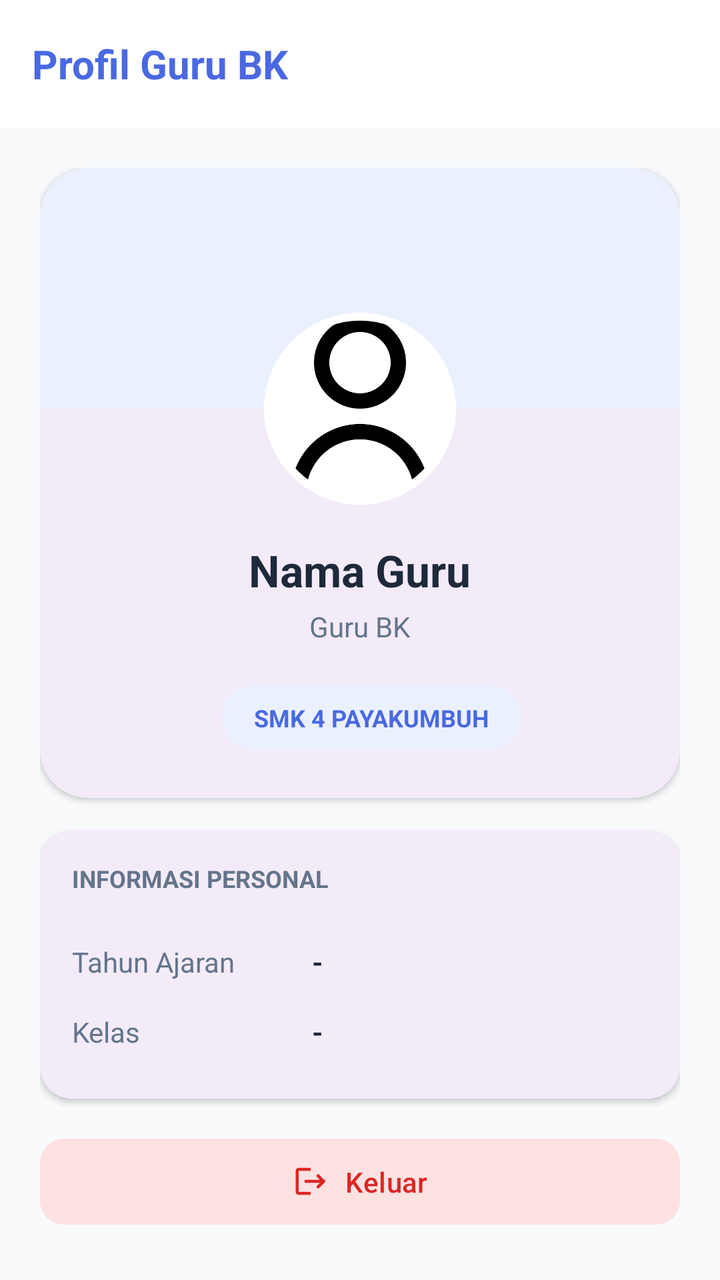
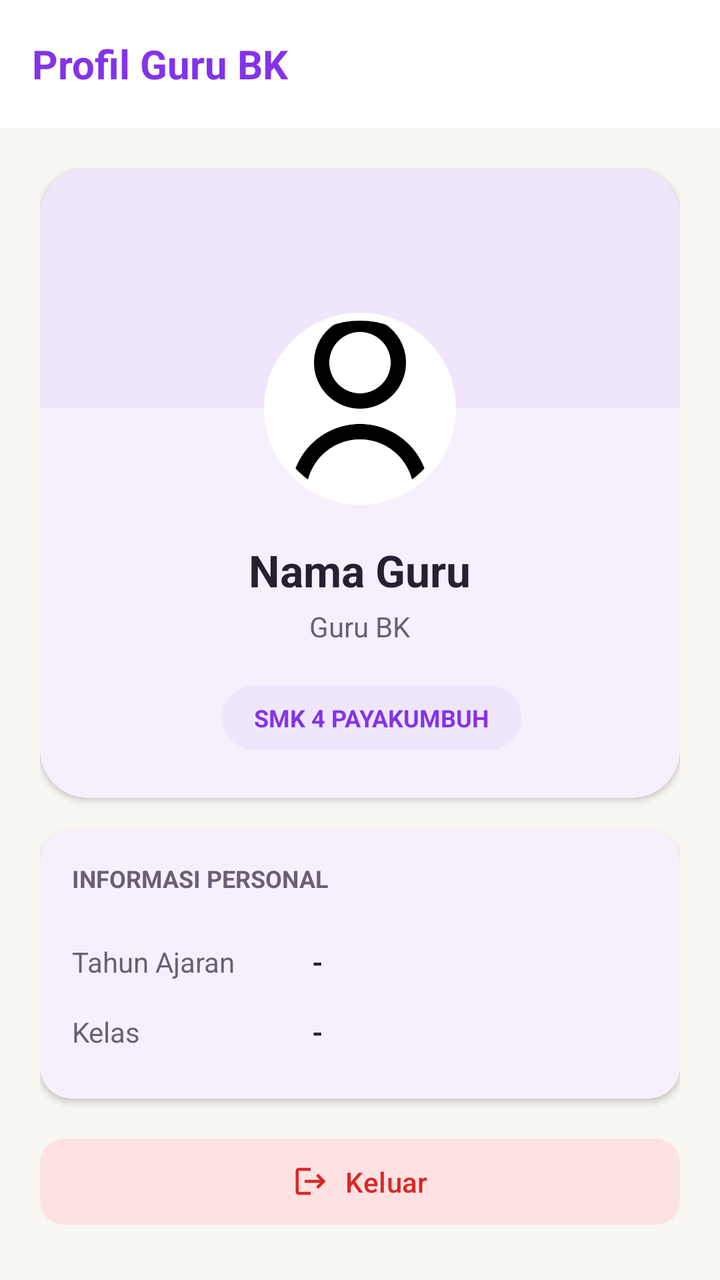

An Android layout rendered at two revisions. The XML below is the earlier revision; the diff shows what the commit changed to produce the second picture.
<!-- AndroidManifest.xml: application theme Theme.BkNova -->
<!-- res/layout/fragment_profil_bk.xml -->
<?xml version="1.0" encoding="utf-8"?>
<androidx.coordinatorlayout.widget.CoordinatorLayout xmlns:android="http://schemas.android.com/apk/res/android"
    xmlns:app="http://schemas.android.com/apk/res-auto"
    xmlns:tools="http://schemas.android.com/tools"
    android:layout_width="match_parent"
    android:layout_height="match_parent"
    android:background="@color/background_gray"
    tools:context=".fragment.profilBkFragment"
    tools:ignore="Overdraw">

    <com.google.android.material.appbar.AppBarLayout
        android:layout_width="match_parent"
        android:layout_height="wrap_content"
        android:background="@color/white"
        app:elevation="0dp">

        <com.google.android.material.appbar.MaterialToolbar
            android:id="@+id/toolbar"
            android:layout_width="match_parent"
            android:layout_height="?attr/actionBarSize"
            app:title="Profil Guru BK"
            app:titleTextAppearance="@style/ToolbarTitleBold"
            app:titleTextColor="@color/blue_primary"
            app:titleCentered="false" />
    </com.google.android.material.appbar.AppBarLayout>

    <androidx.core.widget.NestedScrollView
        android:layout_width="match_parent"
        android:layout_height="match_parent"
        android:clipToPadding="false"
        android:paddingBottom="80dp"
        app:layout_behavior="@string/appbar_scrolling_view_behavior">

        <LinearLayout
            android:layout_width="match_parent"
            android:layout_height="wrap_content"
            android:orientation="vertical"
            android:padding="20dp">

            
            <com.google.android.material.card.MaterialCardView
                android:layout_width="match_parent"
                android:layout_height="wrap_content"
                android:layout_marginBottom="16dp"
                app:cardCornerRadius="24dp"
                app:cardElevation="2dp"
                app:strokeWidth="0dp">

                <LinearLayout
                    android:layout_width="match_parent"
                    android:layout_height="wrap_content"
                    android:orientation="vertical"
                    android:gravity="center_horizontal"
                    android:paddingBottom="24dp">

                    <View
                        android:layout_width="match_parent"
                        android:layout_height="120dp"
                        android:background="@color/blue_light" />

                    <com.google.android.material.imageview.ShapeableImageView
                        android:layout_width="100dp"
                        android:layout_height="100dp"
                        android:layout_marginTop="-50dp"
                        android:padding="4dp"
                        android:background="@color/white"
                        app:shapeAppearanceOverlay="@style/ShapeAppearance.Circle"
                        android:src="@drawable/person_icon"
                        android:scaleType="centerCrop"
                        app:strokeColor="@color/white"
                        app:strokeWidth="4dp" />

                    <TextView
                        android:id="@+id/tv_name_profil"
                        android:layout_width="wrap_content"
                        android:layout_height="wrap_content"
                        android:layout_marginTop="16dp"
                        android:text="Nama Guru"
                        android:textColor="@color/text_color_primary"
                        android:textSize="22sp"
                        android:textStyle="bold" />

                    <TextView
                        android:id="@+id/tv_role_profil"
                        android:layout_width="wrap_content"
                        android:layout_height="wrap_content"
                        android:layout_marginTop="4dp"
                        android:text="Guru BK"
                        android:textColor="@color/text_color_secondary"
                        android:textSize="14sp" />

                    <LinearLayout
                        android:layout_width="wrap_content"
                        android:layout_height="wrap_content"
                        android:orientation="horizontal"
                        android:layout_marginTop="20dp">


                        <TextView
                            android:id="@+id/tv_badge_school"
                            android:layout_width="wrap_content"
                            android:layout_height="wrap_content"
                            android:layout_marginStart="12dp"
                            android:background="@drawable/bg_badge_blue"
                            android:paddingHorizontal="16dp"
                            android:paddingVertical="8dp"
                            android:text="@string/ex_school"
                            android:textColor="@color/blue_primary"
                            android:textSize="12sp"
                            android:textStyle="bold" />
                    </LinearLayout>
                </LinearLayout>
            </com.google.android.material.card.MaterialCardView>

            
            <com.google.android.material.card.MaterialCardView
                android:layout_width="match_parent"
                android:layout_height="wrap_content"
                android:layout_marginBottom="16dp"
                app:cardCornerRadius="16dp"
                app:cardElevation="2dp"
                app:strokeWidth="0dp">

                <LinearLayout
                    android:layout_width="match_parent"
                    android:layout_height="wrap_content"
                    android:orientation="vertical"
                    android:padding="16dp">

                    <TextView
                        android:layout_width="wrap_content"
                        android:layout_height="wrap_content"
                        android:layout_marginBottom="16dp"
                        android:text="INFORMASI PERSONAL"
                        android:textColor="@color/text_color_secondary"
                        android:textSize="12sp"
                        android:textStyle="bold" />

                    
                    <LinearLayout
                        android:layout_width="match_parent"
                        android:layout_height="wrap_content"
                        android:orientation="horizontal"
                        android:paddingVertical="8dp">

                        <TextView
                            android:layout_width="120dp"
                            android:layout_height="wrap_content"
                            android:text="Tahun Ajaran"
                            android:textColor="@color/text_color_secondary"
                            android:textSize="14sp" />

                        <TextView
                            android:id="@+id/tv_tahun_ajaran"
                            android:layout_width="match_parent"
                            android:layout_height="wrap_content"
                            android:text="-"
                            android:textColor="@color/text_color_primary"
                            android:textSize="14sp"
                            android:textStyle="bold" />
                    </LinearLayout>

                    
                    <LinearLayout
                        android:layout_width="match_parent"
                        android:layout_height="wrap_content"
                        android:orientation="horizontal"
                        android:paddingVertical="8dp">

                        <TextView
                            android:layout_width="120dp"
                            android:layout_height="wrap_content"
                            android:text="Kelas "
                            android:textColor="@color/text_color_secondary"
                            android:textSize="14sp" />

                        <TextView
                            android:id="@+id/tv_kelas_diampu"
                            android:layout_width="match_parent"
                            android:layout_height="wrap_content"
                            android:text="-"
                            android:textColor="@color/text_color_primary"
                            android:textSize="14sp"
                            android:textStyle="bold" />
                    </LinearLayout>

                </LinearLayout>
            </com.google.android.material.card.MaterialCardView>

            
            <com.google.android.material.button.MaterialButton
                android:id="@+id/btn_logout"
                android:layout_width="match_parent"
                android:layout_height="wrap_content"
                android:text="@string/logout"
                android:textAllCaps="false"
                android:textColor="@color/red_text"
                app:backgroundTint="@color/red_light"
                app:cornerRadius="12dp"
                app:icon="@drawable/ic_logout"
                app:iconGravity="textStart"
                app:iconTint="@color/red_text"
                android:paddingVertical="12dp" />

        </LinearLayout>
    </androidx.core.widget.NestedScrollView>

</androidx.coordinatorlayout.widget.CoordinatorLayout>
<!-- resources referenced by this layout -->
<resources>
  <color name="background_gray">#F8FAFC</color>
  <color name="blue_light">#EBF0FF</color>
  <color name="blue_primary">#4A69E2</color>
  <color name="red_light">#FEE2E2</color>
  <color name="red_text">#DC2626</color>
  <color name="text_color_primary">#1E293B</color>
  <color name="text_color_secondary">#64748B</color>
  <color name="white">#FFFFFFFF</color>
  <!-- drawable bg_badge_blue (drawable) -->
  <?xml version="1.0" encoding="utf-8"?>
  <shape xmlns:android="http://schemas.android.com/apk/res/android">
      <solid android:color="#EBF0FF" />
      <corners android:radius="16dp" />
  </shape>
  <!-- drawable ic_logout (drawable) -->
  <vector xmlns:android="http://schemas.android.com/apk/res/android"
      android:width="24dp"
      android:height="24dp"
      android:viewportWidth="24"
      android:viewportHeight="24">
      <path
          android:fillColor="#000000"
          android:pathData="M17,7l-1.41,1.41L18.17,11H8v2h10.17l-2.58,2.58L17,17l5,-5zM4,5h8V3H4C2.9,3 2,3.9 2,5v14c0,1.1 0.9,2 2,2h8v-2H4V5z"/>
  </vector>
  <!-- drawable person_icon: png bitmap (drawable, 11531 bytes) -->
  <string name="ex_school">SMK 4 PAYAKUMBUH</string>
  <string name="logout">Keluar</string>
  <style name="ShapeAppearance.Circle" parent="">
          <item name="cornerFamily">rounded</item>
          <item name="cornerSize">50%</item>
      </style>
  <style name="ToolbarTitleBold" parent="TextAppearance.Material3.TitleLarge">
          <item name="android:textStyle">bold</item>
          <item name="android:textSize">20sp</item> 
      </style>
  <style name="Theme.BkNova" parent="Base.Theme.BkNova" />
  <style name="Base.Theme.BkNova" parent="Theme.Material3.Light.NoActionBar">
          
          
          <item name="android:windowBackground">@color/white</item>
      </style>
</resources>

<!-- the commit's change to res/layout/fragment_profil_bk.xml (unified diff, before → after) -->
@@ -4,7 +4,7 @@
     xmlns:tools="http://schemas.android.com/tools"
     android:layout_width="match_parent"
     android:layout_height="match_parent"
-    android:background="@color/background_gray"
+    android:background="@color/background_cream"
     tools:context=".fragment.profilBkFragment"
     tools:ignore="Overdraw">
 
@@ -20,7 +20,7 @@
             android:layout_height="?attr/actionBarSize"
             app:title="Profil Guru BK"
             app:titleTextAppearance="@style/ToolbarTitleBold"
-            app:titleTextColor="@color/blue_primary"
+            app:titleTextColor="@color/brand_primary"
             app:titleCentered="false" />
     </com.google.android.material.appbar.AppBarLayout>
 
@@ -56,7 +56,7 @@
                     <View
                         android:layout_width="match_parent"
                         android:layout_height="120dp"
-                        android:background="@color/blue_light" />
+                        android:background="@color/brand_soft" />
 
                     <com.google.android.material.imageview.ShapeableImageView
                         android:layout_width="100dp"
@@ -101,11 +101,11 @@
                             android:layout_width="wrap_content"
                             android:layout_height="wrap_content"
                             android:layout_marginStart="12dp"
-                            android:background="@drawable/bg_badge_blue"
+                            android:background="@drawable/bg_badge_brand"
                             android:paddingHorizontal="16dp"
                             android:paddingVertical="8dp"
                             android:text="@string/ex_school"
-                            android:textColor="@color/blue_primary"
+                            android:textColor="@color/brand_primary"
                             android:textSize="12sp"
                             android:textStyle="bold" />
                     </LinearLayout>
<!-- resource entries referenced after the edit -->
@@ -1,17 +1,17 @@
 <!-- resources referenced by this layout -->
 <resources>
-  <color name="background_gray">#F8FAFC</color>
-  <color name="blue_light">#EBF0FF</color>
-  <color name="blue_primary">#4A69E2</color>
+  <color name="background_cream">#F8F7F2</color>
+  <color name="brand_primary">#8333EA</color>
+  <color name="brand_soft">#F0E6FC</color>
   <color name="red_light">#FEE2E2</color>
   <color name="red_text">#DC2626</color>
-  <color name="text_color_primary">#1E293B</color>
-  <color name="text_color_secondary">#64748B</color>
+  <color name="text_color_primary">#2A1E33</color>
+  <color name="text_color_secondary">#6B5E75</color>
   <color name="white">#FFFFFFFF</color>
-  <!-- drawable bg_badge_blue (drawable) -->
+  <!-- drawable bg_badge_brand (drawable) -->
   <?xml version="1.0" encoding="utf-8"?>
   <shape xmlns:android="http://schemas.android.com/apk/res/android">
-      <solid android:color="#EBF0FF" />
+      <solid android:color="@color/brand_soft" />
       <corners android:radius="16dp" />
   </shape>
   <!-- drawable ic_logout (drawable) -->
@@ -37,9 +37,51 @@
       </style>
   <style name="Theme.BkNova" parent="Base.Theme.BkNova" />
   <style name="Base.Theme.BkNova" parent="Theme.Material3.Light.NoActionBar">
+  
           
+          <item name="colorPrimary">@color/brand_primary</item>
+          <item name="colorOnPrimary">@color/white</item>
+          <item name="colorPrimaryContainer">@color/brand_soft</item>
+          <item name="colorOnPrimaryContainer">@color/text_color_primary</item>
+  
+          <item name="colorSecondary">@color/accent_pink</item>
           
-          <item name="android:windowBackground">@color/white</item>
+          <item name="colorOnSecondary">@color/text_color_primary</item>
+          <item name="colorSecondaryContainer">@color/accent_pink_soft</item>
+          <item name="colorOnSecondaryContainer">@color/text_color_primary</item>
+  
+          <item name="colorTertiary">@color/accent_peach</item>
+          <item name="colorOnTertiary">@color/text_color_primary</item>
+          <item name="colorTertiaryContainer">@color/accent_peach_soft</item>
+          <item name="colorOnTertiaryContainer">@color/text_color_primary</item>
+  
+          <item name="colorSurface">@color/white</item>
+          <item name="colorOnSurface">@color/text_color_primary</item>
+          <item name="colorSurfaceVariant">@color/background_cream</item>
+          <item name="colorOnSurfaceVariant">@color/text_color_secondary</item>
+          <item name="android:colorBackground">@color/background_cream</item>
+          <item name="colorOnBackground">@color/text_color_primary</item>
+  
+          <item name="colorOutline">@color/divider_color</item>
+          <item name="colorOutlineVariant">@color/divider_color</item>
+  
+          <item name="colorError">@color/red_text</item>
+          <item name="colorOnError">@color/white</item>
+          <item name="colorErrorContainer">@color/red_light</item>
+          <item name="colorOnErrorContainer">@color/red_text</item>
+  
+          <item name="android:windowBackground">@color/background_cream</item>
+  
+          
+          <item name="android:statusBarColor">@color/white</item>
+          <item name="android:windowLightStatusBar">true</item>
+          <item name="android:navigationBarColor">@color/white</item>
+          <item name="android:windowLightNavigationBar" tools:targetApi="o_mr1">true</item>
       </style>
+  <color name="accent_pink">#FF7FAF</color>
+  <color name="accent_pink_soft">#FFECF3</color>
+  <color name="accent_peach">#FFC6BF</color>
+  <color name="accent_peach_soft">#FFE8E5</color>
+  <color name="divider_color">#E8E3DC</color>
 </resources>
 
